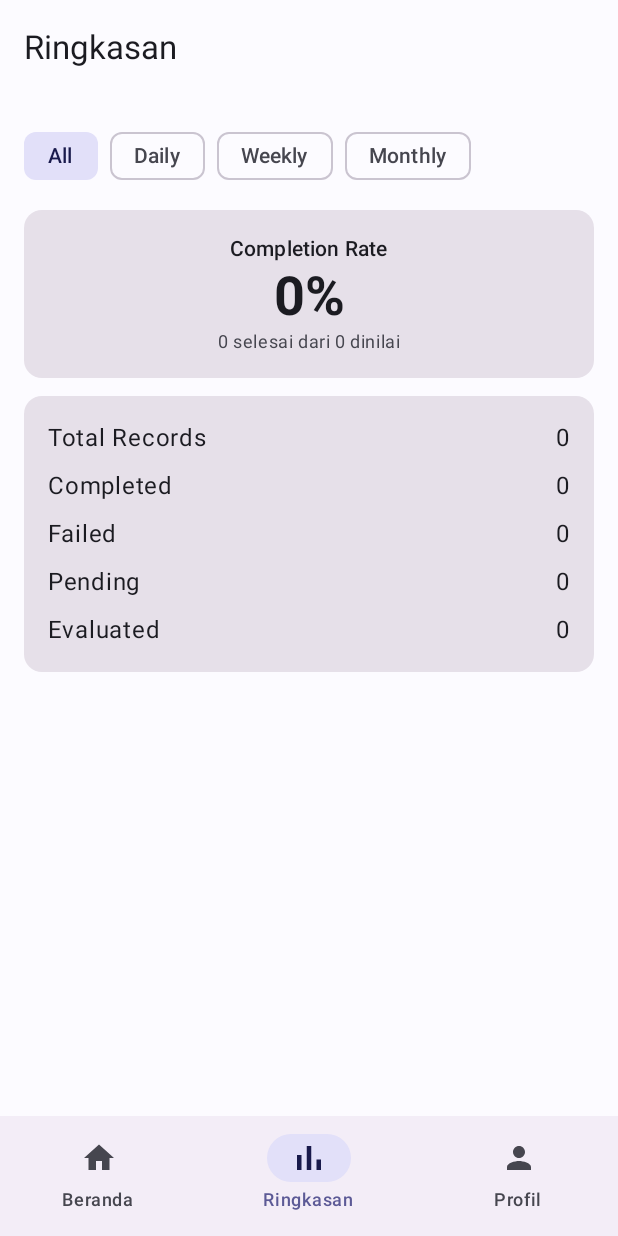
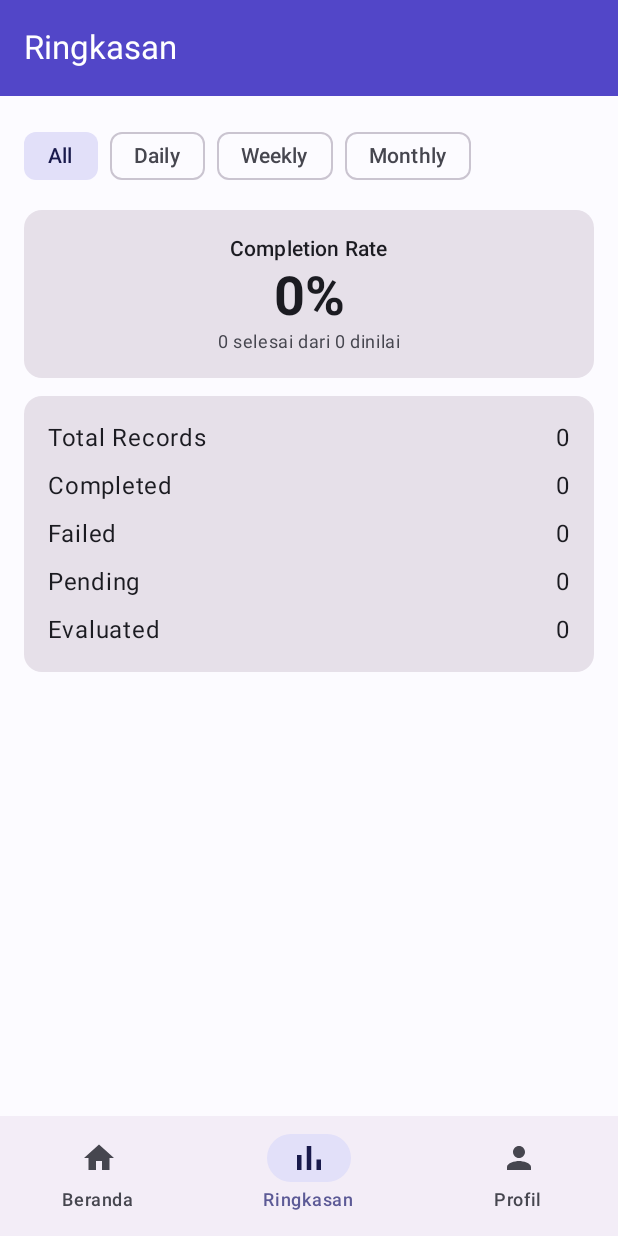
Before and after one commit to ahmadsiddiq-lang/MyHabbit, an Android app built with Jetpack Compose: the screen it shows after launch (MainActivity), item 2 of the bottom bar chosen, on a phone screen of 412 x 824 dp. Run offline under Robolectric (Android 15) with nearby library versions, the phone set to English and light mode, and no system bars; our stand-ins replace Dagger/Hilt's generated code, Room's generated code.

Commit message:
fix: purple top bar with white text/icons per ui.png mockup

```diff
--- a/app/src/main/java/com/myhabbit/app/presentation/activity/ActivityFormScreen.kt
+++ b/app/src/main/java/com/myhabbit/app/presentation/activity/ActivityFormScreen.kt
@@ -21,7 +21,6 @@ import androidx.compose.material3.OutlinedButton
 import androidx.compose.material3.OutlinedTextField
 import androidx.compose.material3.Scaffold
 import androidx.compose.material3.Text
-import androidx.compose.material3.TopAppBar
 import androidx.compose.runtime.Composable
 import androidx.compose.runtime.LaunchedEffect
 import androidx.compose.runtime.getValue
@@ -30,6 +29,7 @@ import androidx.compose.runtime.remember
 import androidx.compose.runtime.setValue
 import androidx.compose.ui.Modifier
 import androidx.compose.ui.unit.dp
+import com.myhabbit.app.ui.common.AppTopBar
 import androidx.hilt.navigation.compose.hiltViewModel
 import androidx.lifecycle.compose.collectAsStateWithLifecycle
 import com.myhabbit.app.domain.model.HabitCategory
@@ -63,7 +63,7 @@ fun ActivityFormScreen(
 
     Scaffold(
         topBar = {
-            TopAppBar(
+            AppTopBar(
                 title = { Text(if (habitId == null) "Tambah Activity" else "Edit Activity") }
             )
         }
--- a/app/src/main/java/com/myhabbit/app/presentation/activity/ActivityListScreen.kt
+++ b/app/src/main/java/com/myhabbit/app/presentation/activity/ActivityListScreen.kt
@@ -27,7 +27,7 @@ import androidx.compose.material3.MaterialTheme
 import androidx.compose.material3.Scaffold
 import androidx.compose.material3.Text
 import androidx.compose.material3.TextButton
-import androidx.compose.material3.TopAppBar
+import com.myhabbit.app.ui.common.AppTopBar
 import androidx.compose.runtime.Composable
 import androidx.compose.runtime.getValue
 import androidx.compose.runtime.mutableStateOf
@@ -53,7 +53,7 @@ fun ActivityListScreen(
 
     Scaffold(
         topBar = {
-            TopAppBar(title = { Text("Activity") })
+            AppTopBar(title = { Text("Activity") })
         }
     ) { padding ->
         Column(
--- a/app/src/main/java/com/myhabbit/app/presentation/dashboard/DashboardScreen.kt
+++ b/app/src/main/java/com/myhabbit/app/presentation/dashboard/DashboardScreen.kt
@@ -31,7 +31,7 @@ import androidx.compose.material3.SnackbarHost
 import androidx.compose.material3.SnackbarHostState
 import androidx.compose.material3.Text
 import androidx.compose.material3.TextButton
-import androidx.compose.material3.TopAppBar
+import com.myhabbit.app.ui.common.AppTopBar
 import androidx.compose.runtime.Composable
 import androidx.compose.runtime.LaunchedEffect
 import androidx.compose.runtime.getValue
@@ -114,7 +114,7 @@ fun DashboardScreen(
 
     Scaffold(
         topBar = {
-            TopAppBar(
+            AppTopBar(
                 title = {
                     Row(verticalAlignment = Alignment.CenterVertically) {
                         AppLogo()
--- a/app/src/main/java/com/myhabbit/app/presentation/history/HistoryScreen.kt
+++ b/app/src/main/java/com/myhabbit/app/presentation/history/HistoryScreen.kt
@@ -20,13 +20,13 @@ import androidx.compose.material3.Icon
 import androidx.compose.material3.MaterialTheme
 import androidx.compose.material3.Scaffold
 import androidx.compose.material3.Text
-import androidx.compose.material3.TopAppBar
 import androidx.compose.runtime.Composable
 import androidx.compose.runtime.getValue
 import androidx.compose.ui.Alignment
 import androidx.compose.ui.Modifier
 import androidx.compose.ui.graphics.Color
 import androidx.compose.ui.unit.dp
+import com.myhabbit.app.ui.common.AppTopBar
 import androidx.hilt.navigation.compose.hiltViewModel
 import androidx.lifecycle.compose.collectAsStateWithLifecycle
 import com.myhabbit.app.domain.model.HabitStatus
@@ -41,7 +41,7 @@ fun HistoryScreen(
 
     Scaffold(
         topBar = {
-            TopAppBar(title = { Text("History") })
+            AppTopBar(title = { Text("History") })
         }
     ) { padding ->
         Column(
--- a/app/src/main/java/com/myhabbit/app/presentation/summary/SummaryScreen.kt
+++ b/app/src/main/java/com/myhabbit/app/presentation/summary/SummaryScreen.kt
@@ -15,7 +15,6 @@ import androidx.compose.material3.FilterChip
 import androidx.compose.material3.MaterialTheme
 import androidx.compose.material3.Scaffold
 import androidx.compose.material3.Text
-import androidx.compose.material3.TopAppBar
 import androidx.compose.runtime.Composable
 import androidx.compose.runtime.getValue
 import androidx.compose.ui.Alignment
@@ -23,6 +22,7 @@ import androidx.compose.ui.Modifier
 import androidx.compose.ui.graphics.Color
 import androidx.compose.ui.text.font.FontWeight
 import androidx.compose.ui.unit.dp
+import com.myhabbit.app.ui.common.AppTopBar
 import androidx.hilt.navigation.compose.hiltViewModel
 import androidx.lifecycle.compose.collectAsStateWithLifecycle
 import com.myhabbit.app.domain.model.HabitStatus
@@ -41,7 +41,7 @@ fun SummaryScreen(
 
     Scaffold(
         topBar = {
-            TopAppBar(title = { Text("Ringkasan") })
+            AppTopBar(title = { Text("Ringkasan") })
         }
     ) { padding ->
         Column(
--- /dev/null
+++ b/app/src/main/java/com/myhabbit/app/ui/common/AppTopBar.kt
@@ -0,0 +1,35 @@
+package com.myhabbit.app.ui.common
+
+import androidx.compose.material3.ExperimentalMaterial3Api
+import androidx.compose.material3.MaterialTheme
+import androidx.compose.material3.TopAppBar
+import androidx.compose.material3.TopAppBarDefaults
+import androidx.compose.runtime.Composable
+import androidx.compose.ui.Modifier
+import androidx.compose.foundation.layout.RowScope
+
+/**
+ * Top bar brand (mockup UI.png): latar UNGU dengan teks & ikon putih,
+ * menyatu dengan status bar. Dipakai semua layar agar konsisten.
+ */
+@OptIn(ExperimentalMaterial3Api::class)
+@Composable
+fun AppTopBar(
+    title: @Composable () -> Unit,
+    modifier: Modifier = Modifier,
+    navigationIcon: (@Composable () -> Unit)? = null,
+    actions: @Composable RowScope.() -> Unit = {}
+) {
+    TopAppBar(
+        title = title,
+        modifier = modifier,
+        navigationIcon = { navigationIcon?.invoke() },
+        actions = actions,
+        colors = TopAppBarDefaults.topAppBarColors(
+            containerColor = MaterialTheme.colorScheme.primary,
+            titleContentColor = MaterialTheme.colorScheme.onPrimary,
+            navigationIconContentColor = MaterialTheme.colorScheme.onPrimary,
+            actionIconContentColor = MaterialTheme.colorScheme.onPrimary
+        )
+    )
+}
```
Also changed, not shown: 2 other files.
